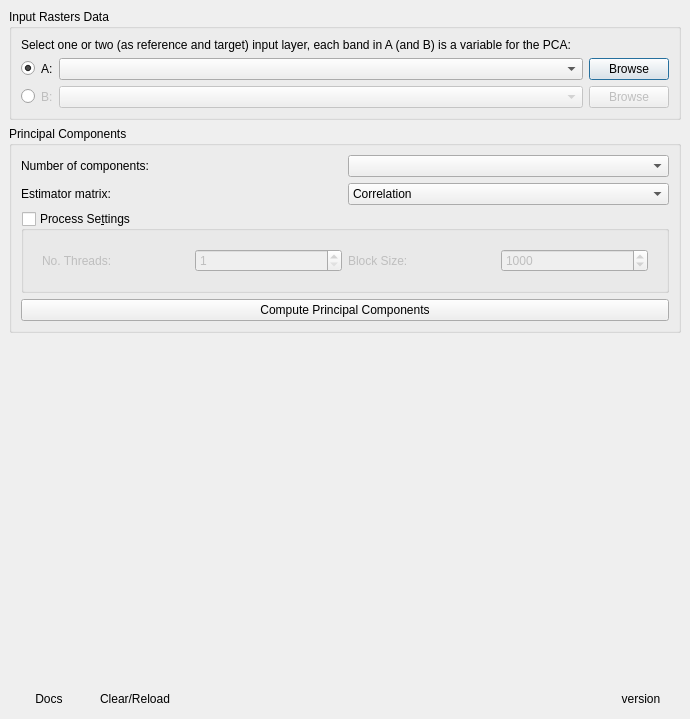
First picture: the form in ui/pca4cd_dialog.ui, repository SMByC/PCA4CD, before the edit.
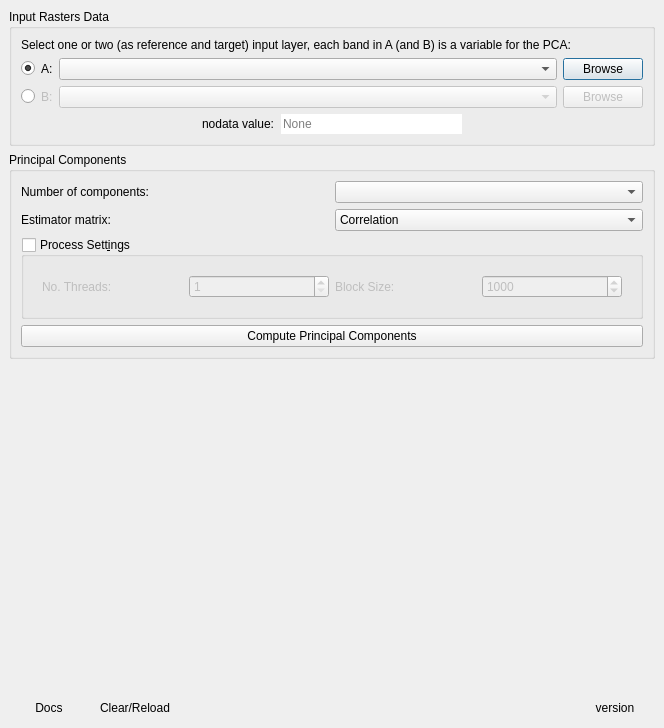
Second picture: the form after the edit. Icons and pictures are not drawn. Custom widgets are drawn as their Qt base class.

Commit message: Implemented the option for set the nodata value in the main first dialog, with it the PCA is calculated using numpy mask array (np.ma module)

Diff of the .ui file:
```diff
--- a/ui/pca4cd_dialog.ui
+++ b/ui/pca4cd_dialog.ui
@@ -6,8 +6,8 @@
    <rect>
     <x>0</x>
     <y>0</y>
-    <width>690</width>
-    <height>719</height>
+    <width>664</width>
+    <height>728</height>
    </rect>
   </property>
   <property name="windowTitle">
@@ -243,6 +243,70 @@
            </layout>
           </widget>
          </item>
+         <item>
+          <widget class="QWidget" name="widget_7" native="true">
+           <layout class="QHBoxLayout" name="horizontalLayout_6">
+            <property name="leftMargin">
+             <number>0</number>
+            </property>
+            <property name="topMargin">
+             <number>0</number>
+            </property>
+            <property name="rightMargin">
+             <number>0</number>
+            </property>
+            <property name="bottomMargin">
+             <number>0</number>
+            </property>
+            <item>
+             <spacer name="horizontalSpacer_8">
+              <property name="orientation">
+               <enum>Qt::Horizontal</enum>
+              </property>
+              <property name="sizeHint" stdset="0">
+               <size>
+                <width>40</width>
+                <height>20</height>
+               </size>
+              </property>
+             </spacer>
+            </item>
+            <item>
+             <widget class="QLabel" name="label_8">
+              <property name="text">
+               <string>nodata value:</string>
+              </property>
+             </widget>
+            </item>
+            <item>
+             <widget class="QLineEdit" name="nodata_input">
+              <property name="toolTip">
+               <string>The nodata value set automatically from the stack A if this has the nodata value set</string>
+              </property>
+              <property name="frame">
+               <bool>false</bool>
+              </property>
+              <property name="placeholderText">
+               <string>None</string>
+              </property>
+             </widget>
+            </item>
+            <item>
+             <spacer name="horizontalSpacer_9">
+              <property name="orientation">
+               <enum>Qt::Horizontal</enum>
+              </property>
+              <property name="sizeHint" stdset="0">
+               <size>
+                <width>40</width>
+                <height>20</height>
+               </size>
+              </property>
+             </spacer>
+            </item>
+           </layout>
+          </widget>
+         </item>
         </layout>
        </widget>
       </item>
@@ -322,7 +386,7 @@
          <item>
           <widget class="QGroupBox" name="groupBox_2">
            <property name="title">
-            <string>Process Se&amp;ttings</string>
+            <string>Process Sett&amp;ings</string>
            </property>
            <property name="checkable">
             <bool>true</bool>
```
Left out of the diff: 8 changed lines with no effect on the pictures. The commit also changes 2 other files.
